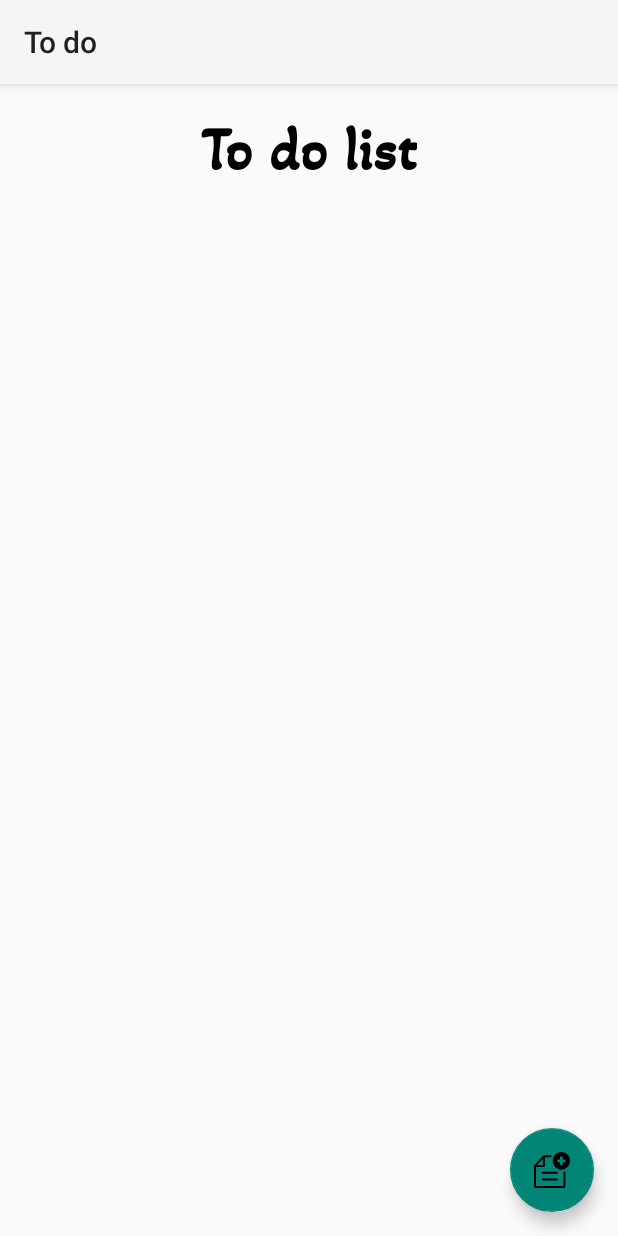
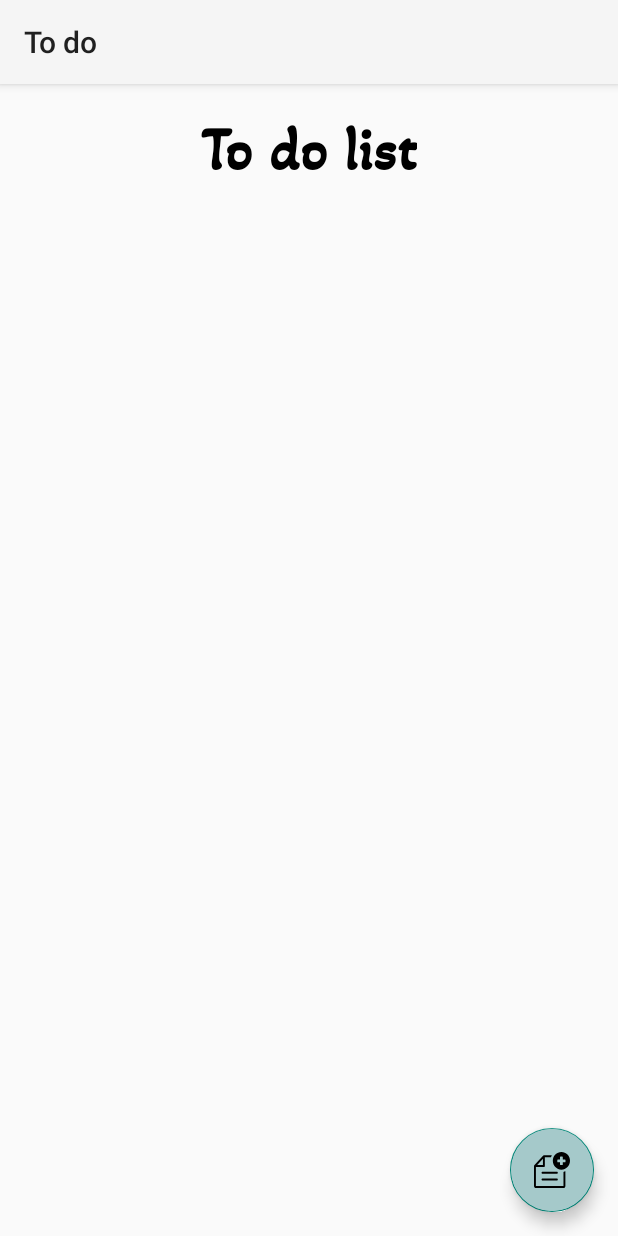
Before and after one commit to AsimRibo/Android-To-do, an Android app: the screen it shows after launch (MainActivity), on a phone screen of 412 x 824 dp. Run offline under Robolectric (Android 15) with nearby library versions, the phone set to English and light mode, and no system bars.

Commit message:
Change floating button color

```diff
--- a/app/src/main/res/layout/activity_main.xml
+++ b/app/src/main/res/layout/activity_main.xml
@@ -38,6 +38,7 @@
         android:layout_width="wrap_content"
         android:layout_height="wrap_content"
         android:layout_margin="@dimen/spacing_16x"
+        android:backgroundTint="@color/light_grey_blue"
         android:src="@drawable/ic_add_item"
         app:layout_constraintBottom_toBottomOf="parent"
         app:layout_constraintEnd_toEndOf="parent"/>
--- a/app/src/main/res/values/colors.xml
+++ b/app/src/main/res/values/colors.xml
@@ -10,6 +10,7 @@
     <color name="grey_blue">#395B64</color>
     <color name="dark_grey">#2C3333</color>
     <color name="light_blue">#E7F6F2</color>
+    <color name="light_grey_blue">#A5C9CA</color>
     <color name="error_color">#F18F01</color>
     <color name="mtrl_textinput_default_box_stroke_color" tools:override="true">@color/light_blue</color>
 </resources>
```
